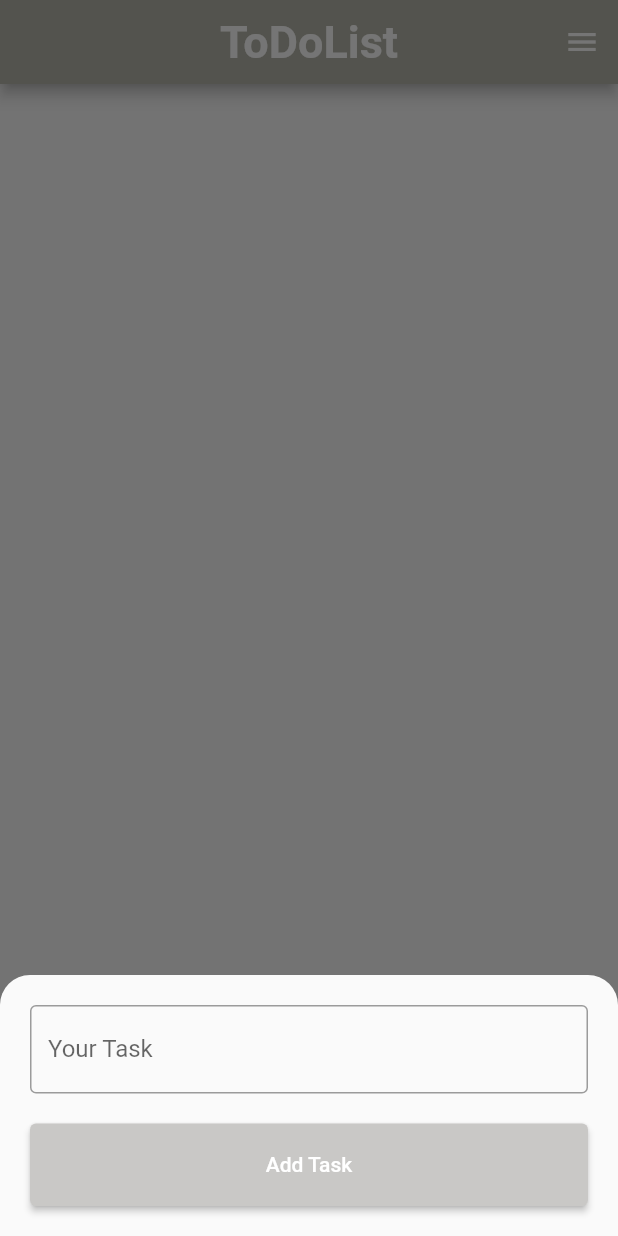
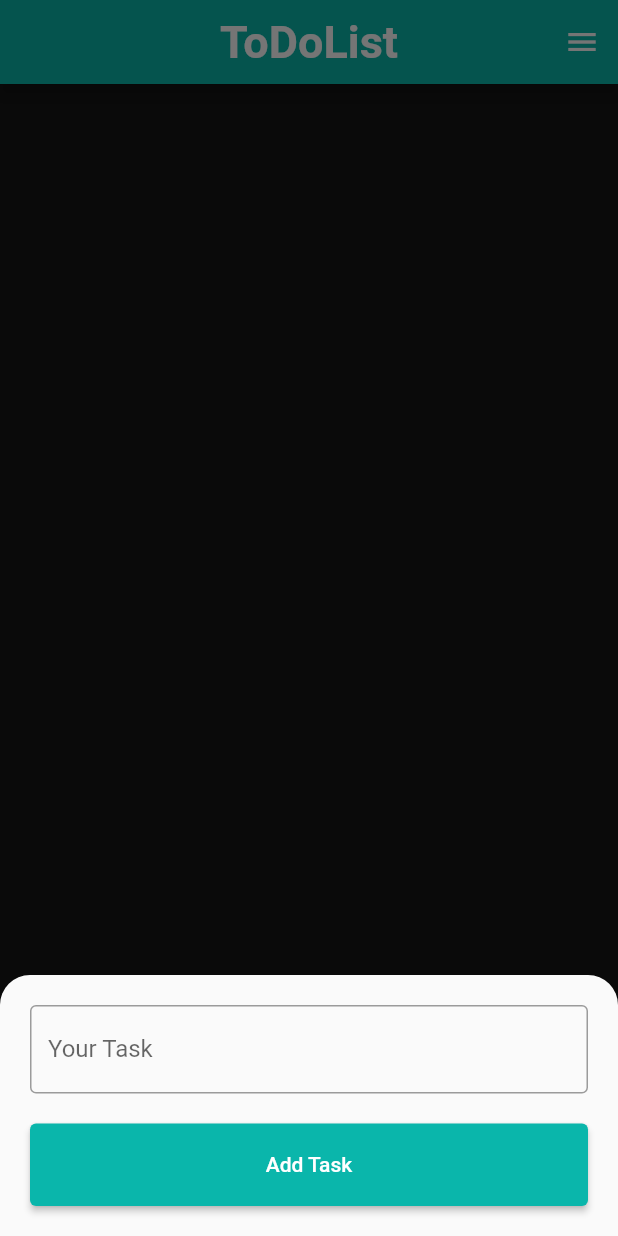
Before and after one commit to nggiahuy09/ToDo-App, a Flutter app: the screen it shows after launch, after a tap on the "add" icon, on a phone screen of 412 x 824 dp. Run offline on Flutter 3.47's test engine with Material 2 defaults, Android fonts, the phone set to English and light mode, and no system bars; missing offline and left inert: confirm_dialog.

Commit message:
change theme

```diff
--- a/lib/src/my_app.dart
+++ b/lib/src/my_app.dart
@@ -47,13 +47,14 @@ class _MyAppState extends State<MyApp> {
   @override
   Widget build(BuildContext context) {
     return Scaffold(
+      backgroundColor: Color.fromARGB(255, 21, 21, 21),
       appBar: AppBar(
         centerTitle: true, // hoặc bọc ngoài title 1 widget Center
         title: const Text(
           'ToDoList',
           style: TextStyle(fontSize: 30, fontWeight: FontWeight.bold),
         ),
-        backgroundColor: Color.fromARGB(255, 181, 181, 169),
+        backgroundColor: Color.fromARGB(255, 10, 182, 171),
       ),
       endDrawer: DrawerWidget(hisItems: hisItems,),
       body: SingleChildScrollView(
@@ -61,7 +62,7 @@ class _MyAppState extends State<MyApp> {
         child: Column(
           children: items
               .map((item) => CardBody(
-            index: items.indexOf(item),
+            // index: items.indexOf(item),
             item: item,
             handleDelete: _handleDeleteTask,
             handleDone: _handleDoneTask,
@@ -70,7 +71,7 @@ class _MyAppState extends State<MyApp> {
         ),
       ),
       floatingActionButton: FloatingActionButton(
-        backgroundColor: Color.fromARGB(255, 134, 168, 207),
+        backgroundColor: Color.fromARGB(255, 10, 182, 171),
         onPressed: () {
           showModalBottomSheet(
               shape: const RoundedRectangleBorder(
--- a/lib/widget/card_modal_bottom.dart
+++ b/lib/widget/card_modal_bottom.dart
@@ -52,7 +52,7 @@ class ModalBottom extends StatelessWidget {
                 child: ElevatedButton(
                     onPressed: () => _handleOnClick(context),
                     style: ElevatedButton.styleFrom(
-                      backgroundColor: Color.fromARGB(255, 201, 200, 198),
+                      backgroundColor: Color.fromARGB(255, 10, 182, 171),
                       ),
                     child: const Text('Add Task'),
                 ),
--- a/lib/widget/drawer_widget.dart
+++ b/lib/widget/drawer_widget.dart
@@ -39,17 +39,23 @@ class _DrawerWidgetState extends State<DrawerWidget> {
             child: Container(
               width: double.infinity,
               height: double.infinity,
-              color: Color.fromARGB(255, 163, 163, 152),
+              color: Color.fromARGB(255, 21, 21, 21),
               child: DrawerHeader(
                 child: Column(
                   children: [
                     Text(
                       'F I N I S H E D',
-                      style: TextStyle(fontSize: 30),
+                      style: TextStyle(
+                        fontSize: 30,
+                        color: Color.fromARGB(255, 245, 245, 245),
+                      ),
                     ),
                     Text(
                       '(Hold the task to delete)',
-                      style: TextStyle(fontSize: 18),
+                      style: TextStyle(
+                        fontSize: 18,
+                        color: Color.fromARGB(255, 245, 245, 245),
+                      ),
                     )
                   ],
                 ),
@@ -61,7 +67,8 @@ class _DrawerWidgetState extends State<DrawerWidget> {
             child: Container(
               width: double.infinity,
               height: double.infinity,
-              color: Color.fromARGB(255, 226, 226, 212),
+              margin: EdgeInsets.only(bottom: 5),
+              color: Color.fromARGB(255, 31, 31, 31),
               child: ListView.builder(
                 itemCount: widget.hisItems.length,
                 itemBuilder: (context, index) {
```
Also changed, not shown: lib/widget/card_body_history_widget.dart (+4 -4 lines), lib/widget/card_body_widget.dart (+19 -10 lines).
